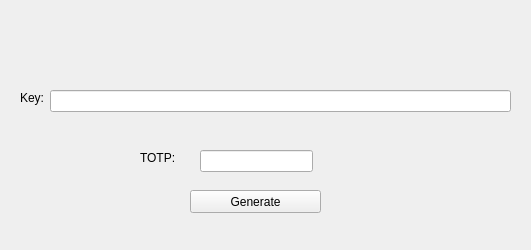
Qt form gui/mainwindow.ui (daisvke/ft_otp) before a commit.
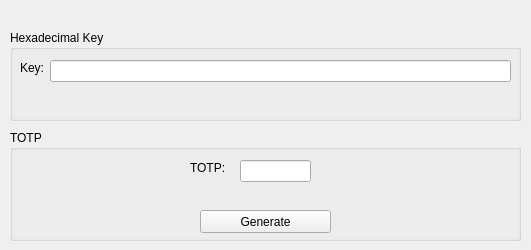
The same form after that commit.

What changed in the file:
```diff
--- a/gui/mainwindow.ui
+++ b/gui/mainwindow.ui
@@ -14,68 +14,130 @@
    <string>MainWindow</string>
   </property>
   <widget class="QWidget" name="centralwidget">
-   <widget class="QLabel" name="labelKey">
+   <widget class="QGroupBox" name="boxTOTP">
     <property name="geometry">
      <rect>
-      <x>20</x>
-      <y>90</y>
-      <width>58</width>
-      <height>15</height>
+      <x>10</x>
+      <y>130</y>
+      <width>511</width>
+      <height>111</height>
      </rect>
     </property>
-    <property name="text">
-     <string>Key:</string>
+    <property name="title">
+     <string>TOTP</string>
     </property>
+    <widget class="QPushButton" name="btnGenerate">
+     <property name="geometry">
+      <rect>
+       <x>190</x>
+       <y>80</y>
+       <width>131</width>
+       <height>23</height>
+      </rect>
+     </property>
+     <property name="text">
+      <string>Generate</string>
+     </property>
+    </widget>
+    <widget class="QLabel" name="labelTOTP">
+     <property name="geometry">
+      <rect>
+       <x>180</x>
+       <y>30</y>
+       <width>41</width>
+       <height>16</height>
+      </rect>
+     </property>
+     <property name="text">
+      <string>TOTP:</string>
+     </property>
+    </widget>
+    <widget class="QLineEdit" name="lineTOTP">
+     <property name="geometry">
+      <rect>
+       <x>230</x>
+       <y>30</y>
+       <width>71</width>
+       <height>22</height>
+      </rect>
+     </property>
+     <property name="font">
+      <font>
+       <pointsize>14</pointsize>
+      </font>
+     </property>
+     <property name="text">
+      <string/>
+     </property>
+     <property name="readOnly">
+      <bool>true</bool>
+     </property>
+    </widget>
+    <widget class="QLabel" name="TOTPErrorLabel">
+     <property name="geometry">
+      <rect>
+       <x>90</x>
+       <y>50</y>
+       <width>331</width>
+       <height>21</height>
+      </rect>
+     </property>
+     <property name="text">
+      <string/>
+     </property>
+    </widget>
    </widget>
-   <widget class="QLabel" name="labelTOTP">
+   <widget class="QGroupBox" name="boxKey">
     <property name="geometry">
      <rect>
-      <x>140</x>
-      <y>150</y>
-      <width>58</width>
-      <height>15</height>
+      <x>10</x>
+      <y>30</y>
+      <width>511</width>
+      <height>91</height>
      </rect>
     </property>
-    <property name="text">
-     <string>TOTP:</string>
+    <property name="title">
+     <string>Hexadecimal Key</string>
     </property>
+    <widget class="QLineEdit" name="lineKey">
+     <property name="geometry">
+      <rect>
+       <x>40</x>
+       <y>30</y>
+       <width>461</width>
+       <height>22</height>
+      </rect>
+     </property>
+    </widget>
+    <widget class="QLabel" name="labelKey">
+     <property name="geometry">
+      <rect>
+       <x>10</x>
+       <y>30</y>
+       <width>58</width>
+       <height>15</height>
+      </rect>
+     </property>
+     <property name="text">
+      <string>Key:</string>
+     </property>
+    </widget>
+    <widget class="QLabel" name="keyErrorLabel">
+     <property name="geometry">
+      <rect>
+       <x>80</x>
+       <y>60</y>
+       <width>331</width>
+       <height>21</height>
+      </rect>
+     </property>
+     <property name="text">
+      <string/>
+     </property>
+    </widget>
    </widget>
-   <widget class="QLineEdit" name="txtKey">
-    <property name="geometry">
-     <rect>
-      <x>50</x>
-      <y>90</y>
-      <width>461</width>
-      <height>22</height>
-     </rect>
-    </property>
-   </widget>
-   <widget class="QLineEdit" name="txtTOTP">
-    <property name="geometry">
-     <rect>
-      <x>200</x>
-      <y>150</y>
-      <width>113</width>
-      <height>22</height>
-     </rect>
-    </property>
-    <property name="readOnly">
-     <bool>true</bool>
-    </property>
-   </widget>
-   <widget class="QPushButton" name="btnGenerate">
-    <property name="geometry">
-     <rect>
-      <x>190</x>
-      <y>190</y>
-      <width>131</width>
-      <height>23</height>
-     </rect>
-    </property>
-    <property name="text">
-     <string>Generate</string>
-    </property>
-   </widget>
+   <zorder>boxKey</zorder>
+   <zorder>boxTOTP</zorder>
   </widget>
  </widget>
  <resources/>
```
